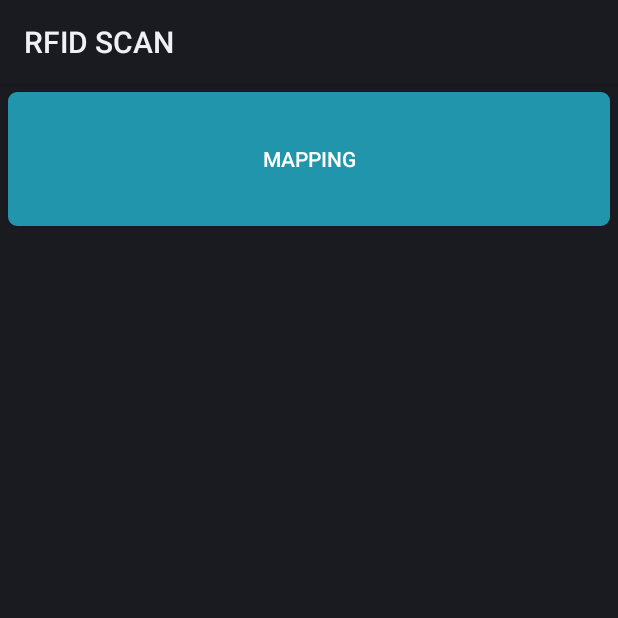
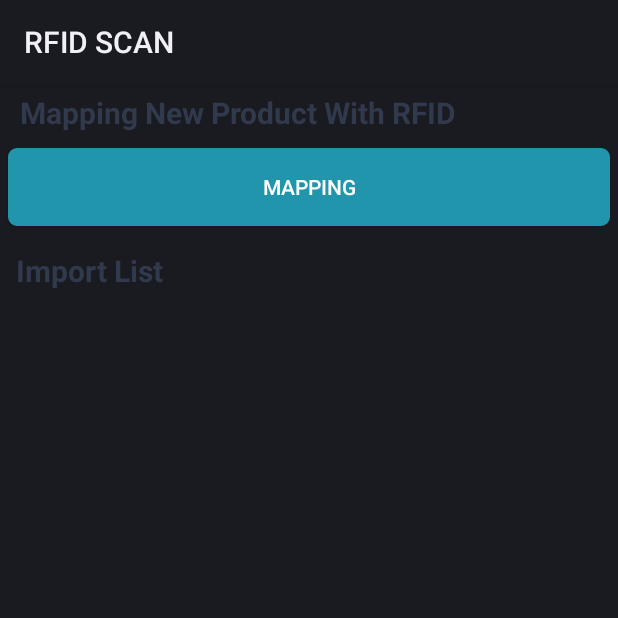
Before and after one commit to NPMinhQuan1506/RFID_Import_Retail, an Android app: the screen it shows after launch (MainActivity), on a phone screen of 412 x 824 dp, the top half of it. Run offline under Robolectric (Android 15) with nearby library versions, the phone set to English and light mode, and no system bars; our stand-ins replace Firebase (no records; nobody signed in at launch, a user with empty details on screens opened directly).

Commit message:
Code import list

```diff
--- a/RFID.Android/app/src/main/java/com/rfid/app/MainActivity.java
+++ b/RFID.Android/app/src/main/java/com/rfid/app/MainActivity.java
@@ -1,24 +1,89 @@
 package com.rfid.app;
 
-import androidx.appcompat.app.AppCompatActivity;
+import static androidx.constraintlayout.helper.widget.MotionEffect.TAG;
 
 import android.app.Activity;
 import android.os.Bundle;
+import android.util.Log;
 import android.view.View;
+import android.widget.AdapterView;
 import android.widget.Button;
+import android.widget.ListView;
 
+import com.google.firebase.database.ChildEventListener;
+import com.google.firebase.database.DataSnapshot;
+import com.google.firebase.database.DatabaseError;
 import com.google.firebase.database.DatabaseReference;
 import com.google.firebase.database.FirebaseDatabase;
+import com.google.firebase.database.ValueEventListener;
+
+import java.util.Date;
+import java.util.ArrayList;
+import java.util.Calendar;
 
 public class MainActivity extends Activity {
+    private static final String TAG = "ReadAndWriteSnippets";
+    private DatabaseReference mDatabase;
+    private Button btMapping;
+    ArrayList<ImportData> dataModels;
+    ListView listView;
+    private static ImportApdapter adapter;
 
-    private Button btMapping;
     @Override
     protected void onCreate(Bundle savedInstanceState) {
         super.onCreate(savedInstanceState);
         setContentView(R.layout.activity_main);
         // Write a message to the database
         btMapping = (Button) findViewById(R.id.btMapping);
+        btMapping.setOnClickListener(new btMappingClickListener());
+        listView = (ListView) findViewById(R.id.list);
+
+        dataModels = new ArrayList<>();
+        if (mDatabase != null) {
+            mDatabase = null;
+        }
+        mDatabase = FirebaseDatabase.getInstance().getReference();
+        mDatabase.child("Import").addValueEventListener(new ValueEventListener() {
+            @Override
+            public void onDataChange(DataSnapshot dataSnapshot) {
+                // get all of the children at this level.
+                Iterable<DataSnapshot> children = dataSnapshot.getChildren();
+
+                ImportApdapter sampleAdapter = (ImportApdapter) listView.getAdapter();
+                if (sampleAdapter != null) {
+                    dataModels.clear();
+                }
+
+                // shake hands with each of them.'
+                for (DataSnapshot child : children) {
+                    ImportData specimenDTO = child.getValue(ImportData.class);
+                    dataModels.add(specimenDTO);
+                }
+                adapter = new ImportApdapter(dataModels, getApplicationContext());
+
+                listView.setAdapter(adapter);
+                if (mDatabase != null) {
+                    mDatabase.removeEventListener(this);
+                    mDatabase = null;
+                }
+
+            }
+
+            @Override
+            public void onCancelled(DatabaseError databaseError) {
+
+            }
+        });
+        listView.setOnItemClickListener(new AdapterView.OnItemClickListener() {
+            @Override
+            public void onItemClick(AdapterView<?> parent, View view, int position, long id) {
+
+//                ImportData dataModel= dataModels.get(position);
+//
+//                Snackbar.make(view, dataModel.getName()+"\n"+dataModel.getType()+" API: "+dataModel.getVersion_number(), Snackbar.LENGTH_LONG)
+//                        .setAction("No action", null).show();
+            }
+        });
 
     }
 
@@ -32,4 +97,8 @@ public class MainActivity extends Activity {
             myRef.setValue("Hello, World!");
         }
     }
+
+    private void loadDataFirebase() {
+
+    }
 }
--- a/RFID.Android/app/src/main/res/layout/activity_main.xml
+++ b/RFID.Android/app/src/main/res/layout/activity_main.xml
@@ -16,15 +16,28 @@
             android:orientation="vertical">
 
 
+            <TextView
+                android:id="@+id/textView2"
+                android:layout_width="match_parent"
+                android:layout_height="60dp"
+                android:layout_gravity="center"
+                android:layout_weight="1"
+                android:text="Mapping New Product With RFID"
+                android:textSize="20dp"
+                android:padding="5dp"
+                android:layout_marginLeft="5dp"
+                android:textStyle="bold"
+                android:textColor="@color/black1"
+                android:textAlignment="center"/>
 
             <Button
                 android:id="@+id/btMapping"
                 android:layout_width="match_parent"
-                android:layout_height="wrap_content"
+                android:layout_height="75dp"
                 android:layout_margin="5dp"
                 android:layout_weight="1"
                 android:background="@drawable/button_bg"
-                android:minHeight="30dp"
+                android:minHeight="50dp"
                 android:text="@string/btMapping"
                 android:textColor="@color/white" />
         </LinearLayout>
@@ -35,12 +48,25 @@
             android:orientation="vertical"
             android:layout_marginTop="5dp">
 
+            <TextView
+                android:id="@+id/textView3"
+                android:layout_width="match_parent"
+                android:layout_height="wrap_content"
+                android:layout_weight="1"
+                android:padding="5dp"
+                android:layout_marginLeft="5dp"
+                android:text="Import List"
+                android:textAlignment="center"
+                android:textColor="@color/black1"
+                android:textSize="20dp"
+                android:textStyle="bold" />
+
             <ListView
                 android:id="@+id/list"
                 android:layout_width="wrap_content"
-                android:layout_height="wrap_content"
+                android:layout_height="566dp"
                 android:layout_marginTop="5dp"
-                android:layout_marginBottom="5dp"/>
+                android:layout_marginBottom="5dp" />
         </LinearLayout>
     </LinearLayout>
 </RelativeLayout>
--- a/RFID.Android/app/src/main/res/values/strings.xml
+++ b/RFID.Android/app/src/main/res/values/strings.xml
@@ -126,6 +126,7 @@
     <string name="btView">View</string>
     <string name="tvTag">Tag</string>
     <string name="btMapping">Mapping</string>
+    <string name="btCheck">Check</string>
     <string-array name="arrayAntiQ">
         <item>0</item>
         <item>1</item>
```
Also changed, not shown: RFID.Android/app/src/main/java/com/rfid/app/ImportApdapter.java (added, +101 -0 lines), RFID.Android/app/src/main/java/com/rfid/app/ImportData.java (added, +104 -0 lines), RFID.Android/app/src/main/res/layout/importlist_items.xml (added, +80 -0 lines), 42 other files.
